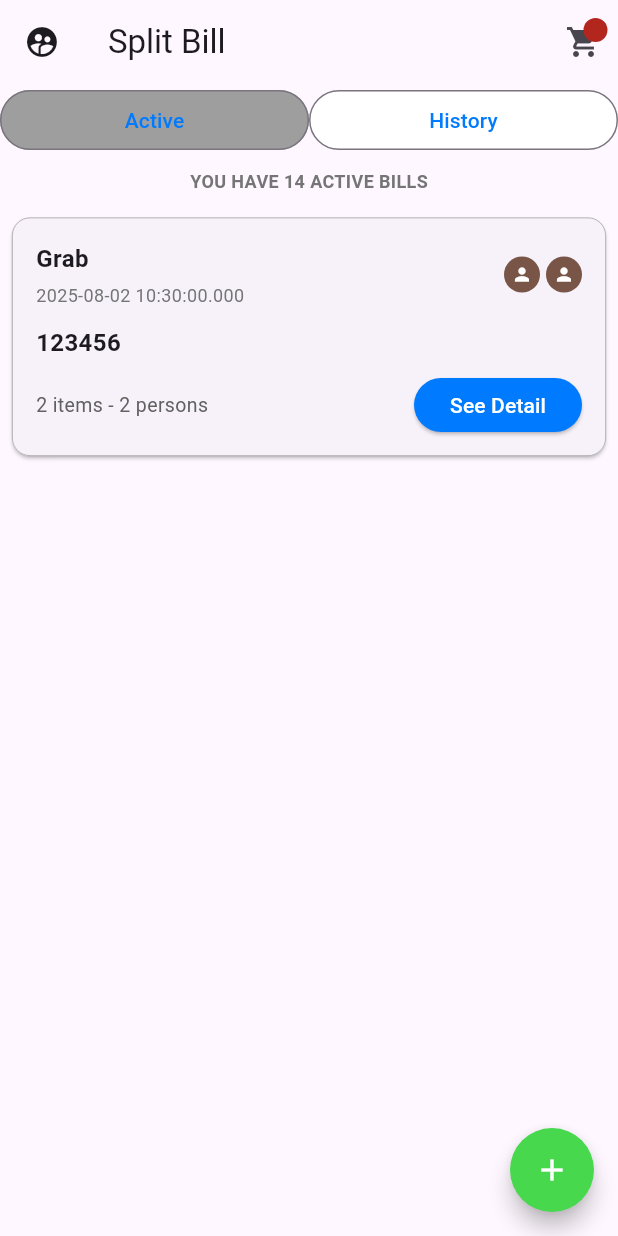
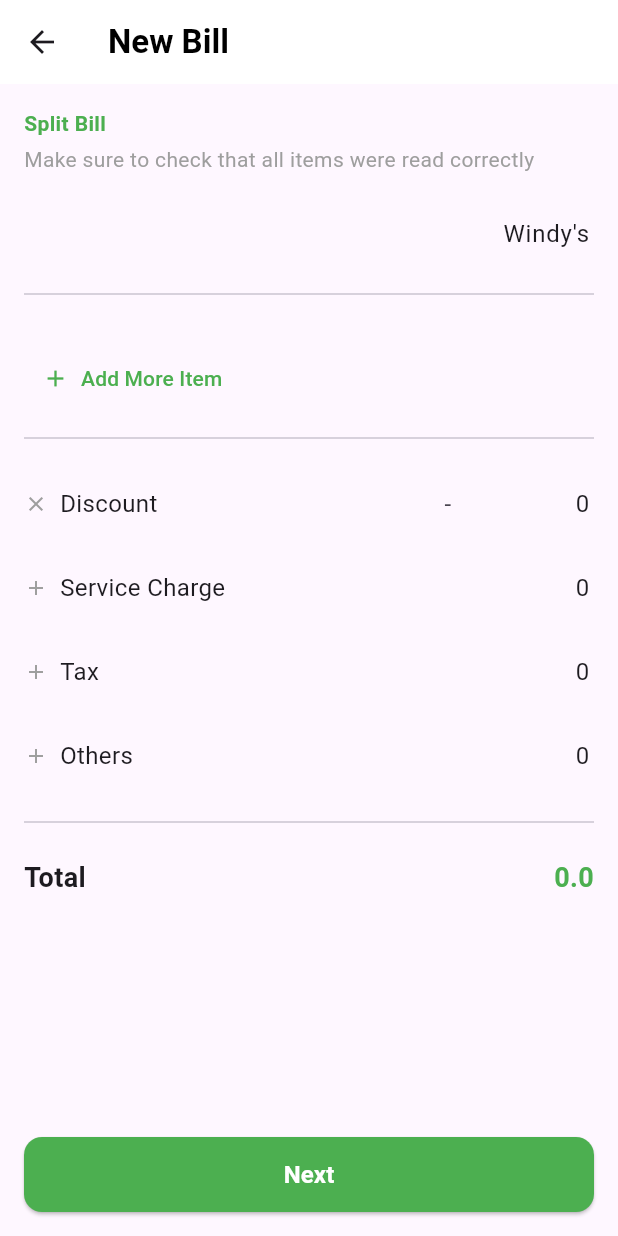
Before and after one commit to kevin-buddy/PatunganPlus, a Flutter app: the screen it shows after launch, after a tap on the "add" icon, on a phone screen of 412 x 824 dp. Run offline on Flutter 3.47's test engine with Material 3 defaults, Android fonts, the light colour scheme and no system bars; our stand-ins replace dio, image_picker, sqflite; accounts and stored records are empty.

Commit message:
input bill screen

```diff
--- a/lib/home_screen.dart
+++ b/lib/home_screen.dart
@@ -80,22 +80,7 @@ class _HomeScreenState extends State<HomeScreen> {
   @override
   Widget build(BuildContext context) {
     return Scaffold(
-      appBar: AppBar(
-        title: const Text('Split Bill'),
-        leading: const Icon(Icons.supervised_user_circle),
-        actions: [
-          InkWell(
-            onTap: () {
-              Navigator.of(context).pushNamed('checkout-screen');
-            },
-            child: Badge(
-              label: Text(counterCart),
-              child: const Icon(Icons.shopping_cart),
-            ),
-          ),
-          const SizedBox(width: 11),
-        ],
-      ),
+      appBar: AppBar(title: const Text('Split Bill')),
       body: Column(
         children: [
           Row(
@@ -195,11 +180,14 @@ class _HomeScreenState extends State<HomeScreen> {
         ],
       ),
       floatingActionButton: FloatingActionButton(
-        onPressed: _pickImage,
+        onPressed: () {
+          Navigator.of(context).pushNamed('input-bill');
+        },
         shape: CircleBorder(),
         backgroundColor: const Color.fromARGB(255, 71, 216, 78),
         child: const Icon(Icons.add, color: Colors.white),
       ),
+      bottomNavigationBar: _buildNavigationBar(),
     );
   }
 
@@ -304,4 +292,28 @@ class _HomeScreenState extends State<HomeScreen> {
       ),
     );
   }
+
+  Widget _buildNavigationBar() {
+    return Padding(
+      padding: const EdgeInsets.all(16.0),
+      child: SizedBox(
+        width: double.infinity,
+        height: 50,
+        child: ElevatedButton(
+          onPressed: _pickImage,
+          style: ElevatedButton.styleFrom(
+            backgroundColor: Colors.green,
+            foregroundColor: Colors.white,
+            shape: RoundedRectangleBorder(
+              borderRadius: BorderRadius.circular(12),
+            ),
+          ),
+          child: const Text(
+            'Camera',
+            style: TextStyle(fontSize: 16, fontWeight: FontWeight.bold),
+          ),
+        ),
+      ),
+    );
+  }
 }
--- /dev/null
+++ b/lib/input_bill_screen.dart
@@ -0,0 +1,443 @@
+import 'package:flutter/material.dart';
+
+class BillItem {
+  // Controllers to manage the text fields for this specific item
+  final TextEditingController nameController = TextEditingController();
+  final TextEditingController qtyController = TextEditingController(text: '1');
+  final TextEditingController priceController = TextEditingController();
+  final TextEditingController discountController = TextEditingController(
+    text: '0',
+  );
+  // A unique key to help Flutter identify this specific widget in the list
+  final UniqueKey id = UniqueKey();
+
+  BillItem({
+    String name = '',
+    int qty = 1,
+    double price = 0,
+    double discount = 0,
+  }) {
+    nameController.text = name;
+    qtyController.text = qty.toString();
+    priceController.text = price > 0 ? price.toStringAsFixed(0) : '';
+    discountController.text = discount.toStringAsFixed(0);
+  }
+
+  // Helper getters to safely parse numbers from controllers
+  double get price => double.tryParse(priceController.text) ?? 0;
+  int get quantity => int.tryParse(qtyController.text) ?? 0;
+  double get discount => double.tryParse(discountController.text) ?? 0;
+
+  // Calculate the total for this single item
+  double get total => (price * quantity) - discount;
+}
+
+int cartCounter = 0;
+String counterCart = '';
+int tabActive = 0;
+List<Map<String, dynamic>> activeSplitBill = [
+  {
+    "id": 1,
+    "title": "Grab",
+    "date": DateTime.now(),
+    "total": 123456,
+    "members": [
+      {"name": "Budi", "email": "", "total": "123456"},
+      {"name": "Hans", "email": "", "total": "123456"},
+    ],
+  },
+];
+
+class InputBillScreen extends StatefulWidget {
+  const InputBillScreen({super.key});
+
+  @override
+  State<StatefulWidget> createState() => _InputBillScreenState();
+}
+
+class _InputBillScreenState extends State<InputBillScreen> {
+  int billId = 1;
+  double billTotal = 0;
+  final TextEditingController _billTitleController = TextEditingController(
+    text: "Windy's",
+  );
+  final TextEditingController _dateController = TextEditingController();
+
+  // Controllers for the summary fields
+  final TextEditingController _overallDiscountController =
+      TextEditingController(text: '0');
+  final TextEditingController _serviceChargeController = TextEditingController(
+    text: '0',
+  );
+  final TextEditingController _taxController = TextEditingController(text: '0');
+  final TextEditingController _othersController = TextEditingController(
+    text: '0',
+  );
+
+  final List<BillItem> _items = [];
+
+  @override
+  void initState() {
+    super.initState();
+    // Set initial date
+    // _dateController.text = DateFormat('dd/MM/yyyy HH:mm').format(DateTime.now());
+
+    // // Add some initial items to match the screenshot
+    // _addInitialItems();
+
+    // // Add listeners to all controllers to recalculate the total on any change
+    _overallDiscountController.addListener(_calculateTotal);
+    _serviceChargeController.addListener(_calculateTotal);
+    _taxController.addListener(_calculateTotal);
+    _othersController.addListener(_calculateTotal);
+  }
+
+  @override
+  void dispose() {
+    // Clean up all controllers to prevent memory leaks
+    _billTitleController.dispose();
+    _dateController.dispose();
+    _overallDiscountController.dispose();
+    _serviceChargeController.dispose();
+    _taxController.dispose();
+    _othersController.dispose();
+    for (var item in _items) {
+      item.nameController.dispose();
+      item.qtyController.dispose();
+      item.priceController.dispose();
+      item.discountController.dispose();
+    }
+    super.dispose();
+  }
+
+  void _calculateTotal() {
+    double itemsTotal = 0;
+    for (var item in _items) {
+      itemsTotal += item.total;
+    }
+
+    final discount = double.tryParse(_overallDiscountController.text) ?? 0;
+    final service = double.tryParse(_serviceChargeController.text) ?? 0;
+    final tax = double.tryParse(_taxController.text) ?? 0;
+    final others = double.tryParse(_othersController.text) ?? 0;
+
+    setState(() {
+      billTotal = itemsTotal + service + tax + others - discount;
+    });
+  }
+
+  Future<void> _selectDate() async {
+    DateTime? pickedDate = await showDatePicker(
+      context: context,
+      initialDate: DateTime.now(),
+      firstDate: DateTime(2000),
+      lastDate: DateTime(2101),
+    );
+    if (pickedDate != null) {
+      setState(() {
+        // For simplicity, we keep the time as current time when date is picked
+        _dateController.text = pickedDate.toString();
+      });
+    }
+  }
+
+  void _addNewItem() {
+    setState(() {
+      final newItem = BillItem();
+      // Add listeners for the new item
+      newItem.qtyController.addListener(_calculateTotal);
+      newItem.priceController.addListener(_calculateTotal);
+      newItem.discountController.addListener(_calculateTotal);
+      _items.add(newItem);
+    });
+    _calculateTotal();
+  }
+
+  void _removeItem(UniqueKey id) {
+    setState(() {
+      // Find the item to remove
+      final itemToRemove = _items.firstWhere((item) => item.id == id);
+      // Clean up its listeners before removing
+      itemToRemove.qtyController.removeListener(_calculateTotal);
+      itemToRemove.priceController.removeListener(_calculateTotal);
+      itemToRemove.discountController.removeListener(_calculateTotal);
+      _items.removeWhere((item) => item.id == id);
+    });
+    _calculateTotal();
+  }
+
+  @override
+  Widget build(BuildContext context) {
+    return Scaffold(
+      appBar: AppBar(
+        backgroundColor: Colors.white,
+        elevation: 0,
+        title: const Text(
+          'New Bill',
+          style: TextStyle(color: Colors.black, fontWeight: FontWeight.bold),
+        ),
+      ),
+      body: SingleChildScrollView(
+        padding: const EdgeInsets.all(16.0),
+        child: Column(
+          crossAxisAlignment: CrossAxisAlignment.start,
+          children: [
+            const Text(
+              'Split Bill',
+              style: TextStyle(
+                color: Colors.green,
+                fontWeight: FontWeight.bold,
+              ),
+            ),
+            const SizedBox(height: 4),
+            const Text(
+              'Make sure to check that all items were read correctly',
+              style: TextStyle(color: Colors.grey),
+            ),
+            const SizedBox(height: 16),
+
+            // --- Bill Info Section ---
+            _buildBillInfoSection(),
+            const Divider(height: 32),
+
+            // --- Items List Section ---
+            ListView.builder(
+              shrinkWrap: true,
+              physics: const NeverScrollableScrollPhysics(),
+              itemCount: _items.length,
+              itemBuilder: (context, index) {
+                return _itemInputRow(
+                  _items[index].id,
+                  _items[index],
+                  () => _removeItem(_items[index].id),
+                );
+              },
+            ),
+            const SizedBox(height: 16),
+            _buildAddItemButton(),
+            const Divider(height: 32),
+
+            // // --- Summary Section ---
+            _buildSummaryRow(
+              'Discount',
+              _overallDiscountController,
+              isDiscount: true,
+            ),
+            _buildSummaryRow('Service Charge', _serviceChargeController),
+            _buildSummaryRow('Tax', _taxController),
+            _buildSummaryRow('Others', _othersController),
+            const Divider(height: 32),
+
+            // // --- Grand Total Section ---
+            _buildGrandTotalRow(),
+          ],
+        ),
+      ),
+      bottomNavigationBar: _buildNavigationBar(),
+    );
+  }
+
+  Widget _buildBillInfoSection() {
+    return Row(
+      children: [
+        Expanded(
+          flex: 3,
+          child: TextFormField(
+            controller: _dateController,
+            decoration: const InputDecoration(border: InputBorder.none),
+            readOnly: true,
+            onTap: _selectDate,
+          ),
+        ),
+        Expanded(
+          flex: 2,
+          child: TextFormField(
+            controller: _billTitleController,
+            textAlign: TextAlign.end,
+            decoration: const InputDecoration(
+              border: InputBorder.none,
+              hintText: 'Bill Title',
+            ),
+          ),
+        ),
+      ],
+    );
+  }
+
+  Widget _itemInputRow(key, item, onRemove) {
+    return Padding(
+      padding: const EdgeInsets.symmetric(vertical: 8.0),
+      child: Column(
+        children: [
+          Row(
+            children: [
+              Expanded(
+                flex: 4,
+                child: TextFormField(
+                  controller: item.nameController,
+                  decoration: const InputDecoration(
+                    border: InputBorder.none,
+                    hintText: 'Item Name',
+                  ),
+                  style: const TextStyle(fontWeight: FontWeight.bold),
+                ),
+              ),
+              Expanded(
+                flex: 3,
+                child: Text(
+                  item.total.toString(),
+                  textAlign: TextAlign.end,
+                  style: const TextStyle(
+                    fontWeight: FontWeight.bold,
+                    fontSize: 16,
+                  ),
+                ),
+              ),
+              IconButton(
+                icon: const Icon(Icons.more_horiz, color: Colors.grey),
+                onPressed: onRemove, // Simple action: remove on tap
+              ),
+            ],
+          ),
+          Row(
+            children: [
+              Expanded(
+                flex: 2,
+                child: TextFormField(
+                  controller: item.priceController,
+                  keyboardType: TextInputType.number,
+                  decoration: const InputDecoration(
+                    border: InputBorder.none,
+                    hintText: 'Price',
+                  ),
+                ),
+              ),
+              const Text('x'),
+              Expanded(
+                flex: 1,
+                child: TextFormField(
+                  controller: item.qtyController,
+                  keyboardType: TextInputType.number,
+                  textAlign: TextAlign.center,
+                  decoration: const InputDecoration(
+                    border: InputBorder.none,
+                    hintText: '1',
+                  ),
+                ),
+              ),
+              const Text('Discount'),
+              Expanded(
+                flex: 2,
+                child: TextFormField(
+                  controller: item.discountController,
+                  keyboardType: TextInputType.number,
+                  textAlign: TextAlign.end,
+                  decoration: const InputDecoration(
+                    border: InputBorder.none,
+                    hintText: '0',
+                    prefixText: '- ',
+                  ),
+                ),
+              ),
+            ],
+          ),
+        ],
+      ),
+    );
+  }
+
+  Widget _buildAddItemButton() {
+    return TextButton.icon(
+      onPressed: _addNewItem,
+      icon: const Icon(Icons.add, color: Colors.green),
+      label: const Text('Add More Item', style: TextStyle(color: Colors.green)),
+    );
+  }
+
+  Widget _buildSummaryRow(
+    String label,
+    TextEditingController controller, {
+    bool isDiscount = false,
+  }) {
+    return Padding(
+      padding: const EdgeInsets.symmetric(vertical: 4.0),
+      child: Row(
+        children: [
+          Icon(
+            isDiscount ? Icons.close : Icons.add,
+            color: Colors.grey,
+            size: 16,
+          ),
+          const SizedBox(width: 8),
+          Expanded(child: Text(label, style: const TextStyle(fontSize: 16))),
+          SizedBox(
+            width: 100,
+            child: TextFormField(
+              controller: controller,
+              textAlign: TextAlign.end,
+              keyboardType: const TextInputType.numberWithOptions(
+                decimal: true,
+              ),
+              decoration: InputDecoration(
+                border: InputBorder.none,
+                hintText: '0',
+                prefixText: isDiscount ? '- ' : '',
+              ),
+            ),
+          ),
+        ],
+      ),
+    );
+  }
+
+  Widget _buildGrandTotalRow() {
+    return Padding(
+      padding: const EdgeInsets.symmetric(vertical: 8.0),
+      child: Row(
+        mainAxisAlignment: MainAxisAlignment.spaceBetween,
+        children: [
+          const Text(
+            'Total',
+            style: TextStyle(fontSize: 18, fontWeight: FontWeight.bold),
+          ),
+          Text(
+            billTotal.toString(),
+            style: const TextStyle(
+              fontSize: 18,
+              fontWeight: FontWeight.bold,
+              color: Colors.green,
+            ),
+          ),
+        ],
+      ),
+    );
+  }
+
+  Widget _buildNavigationBar() {
+    return Padding(
+      padding: const EdgeInsets.all(16.0),
+      child: SizedBox(
+        width: double.infinity,
+        height: 50,
+        child: ElevatedButton(
+          onPressed: () {
+            Navigator.of(
+              context,
+            ).pushNamed('detail-split-bill', arguments: {'id': billId});
+          },
+          style: ElevatedButton.styleFrom(
+            backgroundColor: Colors.green,
+            foregroundColor: Colors.white,
+            shape: RoundedRectangleBorder(
+              borderRadius: BorderRadius.circular(12),
+            ),
+          ),
+          child: const Text(
+            'Next',
+            style: TextStyle(fontSize: 16, fontWeight: FontWeight.bold),
+          ),
+        ),
+      ),
+    );
+  }
+}
--- a/lib/my_app.dart
+++ b/lib/my_app.dart
@@ -5,14 +5,15 @@ import 'package:patungan_plus/daftar_user_screen.dart';
 import 'package:patungan_plus/detail_material_screen.dart';
 import 'package:patungan_plus/dice_screen.dart';
 import 'package:patungan_plus/gradient_widget.dart';
-// import 'package:patungan_plus/old_home_screen.dart';
 import 'package:patungan_plus/list_buah_screen.dart';
 import 'package:patungan_plus/login_screen.dart';
 import 'package:patungan_plus/otp_screen.dart';
 import 'package:patungan_plus/success_checkout_screen.dart';
 import 'package:patungan_plus/detail_bill_screen.dart';
+
 import 'package:patungan_plus/home_screen.dart';
 import 'package:patungan_plus/detail_split_bill_screen.dart';
+import 'package:patungan_plus/input_bill_screen.dart';
 
 class MyApp extends StatelessWidget {
   const MyApp({super.key});
@@ -29,6 +30,8 @@ class MyApp extends StatelessWidget {
       routes: {
         'home-screen': (context) => const HomeScreen(),
         'detail-split-bill': (context) => const DetailSplitBillScreen(),
+        'input-bill': (context) => const InputBillScreen(),
+
         'login-screen': (context) => const LoginScreen(),
         'otp-screen': (context) => const OtpScreen(),
         'detail-material-screen': (context) => const DetailMaterialScreen(),
```
Also changed, not shown: lib/shared/local_database/local_database.dart (+2 -8 lines).
